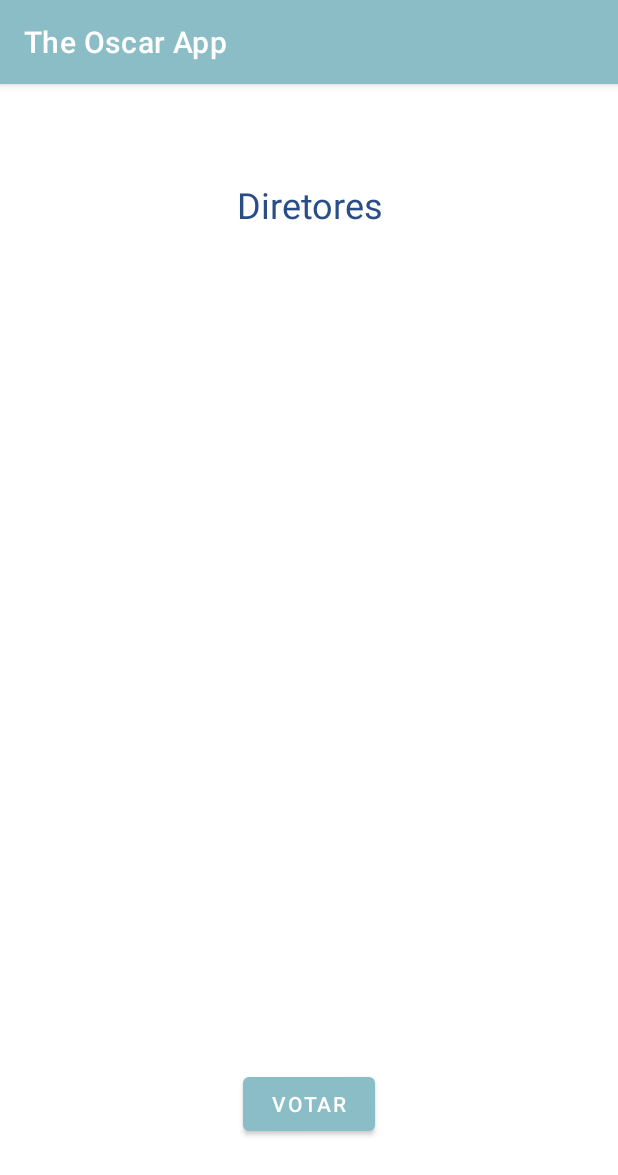
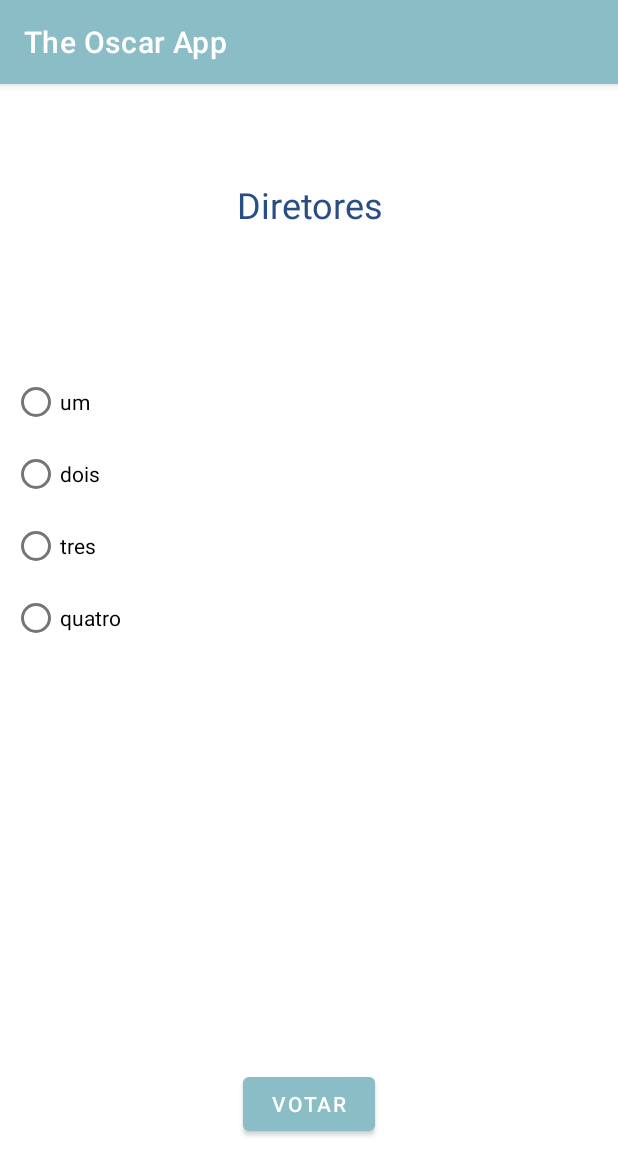
Before and after one commit to Edu-Motter/oscarapp-mobile, an Android app: the DirectorsActivity screen opened directly, with no data from a screen before it, on a phone screen of 412 x 824 dp. Shown: the top 1175 px of the screen. Run offline under Robolectric (Android 15) with nearby library versions, the light colour scheme and no system bars.

Commit message:
begin director radio group and create uservote

```diff
--- a/app/src/main/java/com/edumotter/oscar/activities/DirectorsActivity.java
+++ b/app/src/main/java/com/edumotter/oscar/activities/DirectorsActivity.java
@@ -3,6 +3,7 @@ package com.edumotter.oscar.activities;
 import androidx.appcompat.app.AppCompatActivity;
 
 import android.os.Bundle;
+import android.view.View;
 
 import com.edumotter.oscar.R;
 import com.edumotter.oscar.services.RetrofitConfig;
@@ -39,4 +40,8 @@ public class DirectorsActivity extends AppCompatActivity {
             public void onFailure(Call<List<Director>> call, Throwable t) {}
         }));
     }
+
+    public void onRadioButtonClicked(View view) {
+
+    }
 }
--- a/app/src/main/res/layout/activity_directors.xml
+++ b/app/src/main/res/layout/activity_directors.xml
@@ -19,6 +19,48 @@
         app:layout_constraintStart_toStartOf="parent"
         app:layout_constraintTop_toTopOf="parent" />
 
+    <RadioGroup
+        android:layout_width="match_parent"
+        android:layout_height="wrap_content"
+        android:layout_marginStart="8dp"
+        android:layout_marginTop="13dp"
+        android:layout_marginEnd="8dp"
+        android:layout_marginBottom="198dp"
+        android:orientation="vertical"
+        app:layout_constraintBottom_toTopOf="@+id/buttonDirectorVote"
+        app:layout_constraintEnd_toEndOf="parent"
+        app:layout_constraintStart_toStartOf="parent"
+        app:layout_constraintTop_toBottomOf="@+id/textViewDirectorsTitle">
+
+        <RadioButton
+            android:id="@+id/radio_director_one"
+            android:layout_width="wrap_content"
+            android:layout_height="wrap_content"
+            android:onClick="onRadioButtonClicked"
+            android:text="um" />
+
+        <RadioButton
+            android:id="@+id/radio_director_two"
+            android:layout_width="wrap_content"
+            android:layout_height="wrap_content"
+            android:onClick="onRadioButtonClicked"
+            android:text="dois" />
+
+        <RadioButton
+            android:id="@+id/radio_director_three"
+            android:layout_width="wrap_content"
+            android:layout_height="wrap_content"
+            android:onClick="onRadioButtonClicked"
+            android:text="tres" />
+
+        <RadioButton
+            android:id="@+id/radio_director_four"
+            android:layout_width="wrap_content"
+            android:layout_height="wrap_content"
+            android:onClick="onRadioButtonClicked"
+            android:text="quatro" />
+    </RadioGroup>
+
     <Button
         android:id="@+id/buttonDirectorVote"
         android:layout_width="wrap_content"
@@ -28,4 +70,5 @@
         app:layout_constraintBottom_toBottomOf="parent"
         app:layout_constraintEnd_toEndOf="parent"
         app:layout_constraintStart_toStartOf="parent" />
+
 </androidx.constraintlayout.widget.ConstraintLayout>
```
Also changed, not shown: app/src/main/java/com/edumotter/oscar/models/UserVote.java (added, +50 -0 lines).
